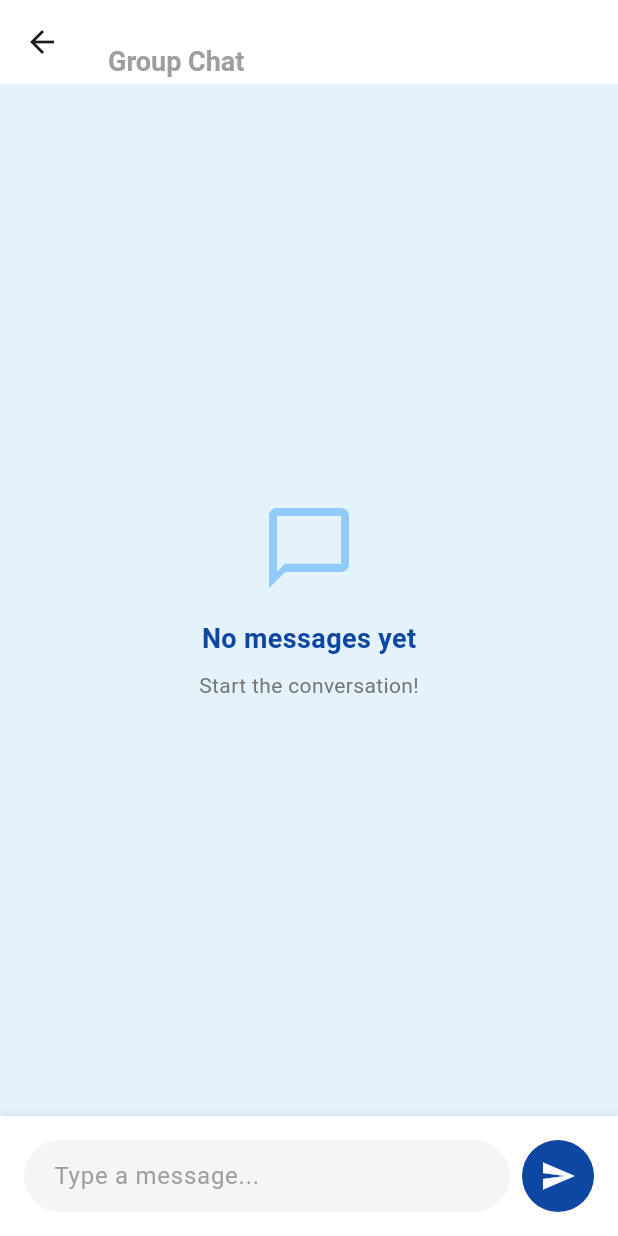
After one commit to ninjinodkhuu/chorewars, a Flutter app: the screen it shows once a user with an empty profile is signed in, after a tap on the "chat" icon, on a phone screen of 412 x 824 dp. The commit adds this screen. Run offline on Flutter 3.47's test engine with Material 3 defaults, Android fonts, the phone set to English and light mode, and no system bars; our stand-ins replace cloud_firestore, firebase_auth, firebase_core, fl_chart, table_calendar; accounts and stored records are empty.

Commit message:
Implemented groupchat and household member connectivity.

```diff
--- /dev/null
+++ b/lib/Chat.dart
@@ -0,0 +1,329 @@
+import 'package:flutter/material.dart';
+import 'package:firebase_auth/firebase_auth.dart';
+import 'package:cloud_firestore/cloud_firestore.dart';
+
+class Chat extends StatefulWidget {
+  const Chat({super.key});
+
+  @override
+  _ChatState createState() => _ChatState();
+}
+
+class _ChatState extends State<Chat> {
+  final TextEditingController messageController = TextEditingController();
+  final ScrollController scrollController = ScrollController();
+  String? chatRoomId;
+  String householdName = '';
+  String? currentUserEmail;
+
+  @override
+  void initState() {
+    super.initState();
+    setupChatRoom();
+    _loadCurrentUser();
+  }
+
+  Future<void> _loadCurrentUser() async {
+    final User? user = FirebaseAuth.instance.currentUser;
+    if (user != null) {
+      setState(() {
+        currentUserEmail = user.email;
+      });
+    }
+  }
+
+  Future<void> setupChatRoom() async {
+    final User? user = FirebaseAuth.instance.currentUser;
+    if (user != null) {
+      final DocumentSnapshot userDoc = await FirebaseFirestore.instance
+          .collection('users')
+          .doc(user.uid)
+          .get();
+
+      setState(() {
+        householdName = userDoc['householdName'] ?? 'Household Chat';
+      });
+
+      final List<dynamic> householdMembers =
+          List<String>.from(userDoc['householdMembers'] ?? []);
+
+      householdMembers.add(user.uid);
+      householdMembers.sort();
+      chatRoomId = 'chat_${householdMembers.join('_')}';
+
+      FirebaseFirestore.instance.collection('chatRooms').doc(chatRoomId).set({
+        'members': householdMembers,
+        'createdBy': user.uid,
+        'householdName': householdName,
+      }, SetOptions(merge: true));
+
+      setState(() {});
+    }
+  }
+
+  Future<void> sendMessage() async {
+    if (messageController.text.trim().isEmpty || chatRoomId == null) return;
+
+    final User? user = FirebaseAuth.instance.currentUser;
+    if (user != null) {
+      try {
+        await FirebaseFirestore.instance
+            .collection('chatRooms')
+            .doc(chatRoomId!)
+            .collection('messages')
+            .add({
+          'text': messageController.text.trim(),
+          'senderId': user.uid,
+          'senderEmail': user.email,
+          'timestamp': FieldValue.serverTimestamp(),
+        });
+
+        messageController.clear();
+
+        Future.delayed(const Duration(milliseconds: 100), () {
+          if (scrollController.hasClients) {
+            scrollController.animateTo(
+              0,
+              duration: const Duration(milliseconds: 200),
+              curve: Curves.easeOut,
+            );
+          }
+        });
+      } catch (e) {
+        ScaffoldMessenger.of(context).showSnackBar(
+          SnackBar(content: Text('Error sending message: $e')),
+        );
+      }
+    }
+  }
+
+  String _getSenderEmail(Map<String, dynamic> message) {
+    return message['senderEmail'] ?? 'Unknown User';
+  }
+
+  @override
+  Widget build(BuildContext context) {
+    return Scaffold(
+      backgroundColor: Colors.blue[50],
+      appBar: AppBar(
+        elevation: 0,
+        backgroundColor: Colors.white,
+        title: Column(
+          crossAxisAlignment: CrossAxisAlignment.start,
+          children: [
+            Text(
+              householdName,
+              style: TextStyle(
+                color: Colors.blue[900],
+                fontWeight: FontWeight.bold,
+                fontSize: 20,
+              ),
+            ),
+            const Text(
+              'Group Chat',
+              style: TextStyle(
+                color: Colors.grey,
+                fontSize: 18, // Increased from 14
+                fontWeight: FontWeight.bold, // Changed to bold
+              ),
+            ),
+          ],
+        ),
+        centerTitle: false,
+      ),
+      body: Column(
+        children: [
+          Expanded(
+            child: chatRoomId == null
+                ? const Center(child: CircularProgressIndicator())
+                : StreamBuilder<QuerySnapshot>(
+                    stream: FirebaseFirestore.instance
+                        .collection('chatRooms')
+                        .doc(chatRoomId!)
+                        .collection('messages')
+                        .orderBy('timestamp', descending: true)
+                        .snapshots(),
+                    builder: (context, snapshot) {
+                      if (!snapshot.hasData) {
+                        return const Center(child: CircularProgressIndicator());
+                      }
+
+                      if (snapshot.data!.docs.isEmpty) {
+                        return Center(
+                          child: Column(
+                            mainAxisAlignment: MainAxisAlignment.center,
+                            children: [
+                              Icon(
+                                Icons.chat_bubble_outline,
+                                size: 64,
+                                color: Colors.blue[200],
+                              ),
+                              const SizedBox(height: 16),
+                              Text(
+                                'No messages yet',
+                                style: TextStyle(
+                                  fontSize: 18,
+                                  color: Colors.blue[900],
+                                  fontWeight: FontWeight.bold,
+                                ),
+                              ),
+                              const SizedBox(height: 8),
+                              Text(
+                                'Start the conversation!',
+                                style: TextStyle(
+                                  color: Colors.grey[600],
+                                  fontSize: 14,
+                                ),
+                              ),
+                            ],
+                          ),
+                        );
+                      }
+
+                      return ListView.builder(
+                        reverse: true,
+                        controller: scrollController,
+                        padding: const EdgeInsets.symmetric(
+                            horizontal: 16, vertical: 8),
+                        itemCount: snapshot.data!.docs.length,
+                        itemBuilder: (context, index) {
+                          var message = snapshot.data!.docs[index].data()
+                              as Map<String, dynamic>;
+                          bool isCurrentUser =
+                              _getSenderEmail(message) == currentUserEmail;
+
+                          return Padding(
+                            padding: const EdgeInsets.symmetric(vertical: 4),
+                            child: Column(
+                              crossAxisAlignment: isCurrentUser
+                                  ? CrossAxisAlignment.end
+                                  : CrossAxisAlignment.start,
+                              children: [
+                                Padding(
+                                  padding: const EdgeInsets.symmetric(
+                                      horizontal: 4, vertical: 2),
+                                  child: Text(
+                                    _getSenderEmail(message),
+                                    style: TextStyle(
+                                      fontSize: 12,
+                                      color: Colors.grey[600],
+                                      fontWeight: FontWeight.bold,
+                                    ),
+                                  ),
+                                ),
+                                Row(
+                                  mainAxisAlignment: isCurrentUser
+                                      ? MainAxisAlignment.end
+                                      : MainAxisAlignment.start,
+                                  children: [
+                                    if (!isCurrentUser) ...[
+                                      CircleAvatar(
+                                        backgroundColor: Colors.blue[100],
+                                        child: Text(
+                                          _getSenderEmail(message)[0]
+                                              .toUpperCase(),
+                                          style: TextStyle(
+                                            color: Colors.blue[900],
+                                            fontWeight: FontWeight.bold,
+                                          ),
+                                        ),
+                                      ),
+                                      const SizedBox(width: 8),
+                                    ],
+                                    Flexible(
+                                      child: Container(
+                                        margin: const EdgeInsets.only(top: 4),
+                                        padding: const EdgeInsets.symmetric(
+                                            horizontal: 16, vertical: 10),
+                                        decoration: BoxDecoration(
+                                          color: isCurrentUser
+                                              ? Colors.blue[900]
+                                              : Colors.white,
+                                          borderRadius:
+                                              BorderRadius.circular(20),
+                                          boxShadow: [
+                                            BoxShadow(
+                                              color: Colors.black
+                                                  .withOpacity(0.05),
+                                              blurRadius: 4,
+                                              offset: const Offset(0, 2),
+                                            ),
+                                          ],
+                                        ),
+                                        child: Text(
+                                          message['text'] ?? '',
+                                          style: TextStyle(
+                                            color: isCurrentUser
+                                                ? Colors.white
+                                                : Colors.black87,
+                                          ),
+                                        ),
+                                      ),
+                                    ),
+                                  ],
+                                ),
+                              ],
+                            ),
+                          );
+                        },
+                      );
+                    },
+                  ),
+          ),
+          Container(
+            decoration: BoxDecoration(
+              color: Colors.white,
+              boxShadow: [
+                BoxShadow(
+                  color: Colors.black.withOpacity(0.05),
+                  blurRadius: 4,
+                  offset: const Offset(0, -2),
+                ),
+              ],
+            ),
+            padding: const EdgeInsets.all(16),
+            child: Row(
+              children: [
+                Expanded(
+                  child: Container(
+                    decoration: BoxDecoration(
+                      color: Colors.grey[100],
+                      borderRadius: BorderRadius.circular(24),
+                    ),
+                    child: TextField(
+                      controller: messageController,
+                      textCapitalization: TextCapitalization.sentences,
+                      decoration: InputDecoration(
+                        hintText: 'Type a message...',
+                        border: InputBorder.none,
+                        contentPadding: const EdgeInsets.symmetric(
+                            horizontal: 20, vertical: 10),
+                        hintStyle: TextStyle(color: Colors.grey[500]),
+                      ),
+                      onSubmitted: (_) => sendMessage(),
+                    ),
+                  ),
+                ),
+                const SizedBox(width: 8),
+                Container(
+                  decoration: BoxDecoration(
+                    color: Colors.blue[900],
+                    shape: BoxShape.circle,
+                  ),
+                  child: IconButton(
+                    icon: const Icon(Icons.send),
+                    color: Colors.white,
+                    onPressed: sendMessage,
+                  ),
+                ),
+              ],
+            ),
+          ),
+          MediaQuery.of(context).padding.bottom > 0
+              ? SizedBox(height: MediaQuery.of(context).padding.bottom)
+              : const SizedBox(height: 0),
+        ],
+      ),
+    );
+  }
+}
--- a/lib/home_page.dart
+++ b/lib/home_page.dart
@@ -1,4 +1,5 @@
 import 'package:chore/CalenderScreen.dart';
+import 'package:chore/Chat.dart';
 import 'package:chore/Expense_tracking.dart';
 import 'package:chore/Gamification.dart';
 import 'package:chore/home_screen.dart';
@@ -6,8 +7,7 @@ import 'package:chore/shopping_list.dart';
 import 'package:firebase_auth/firebase_auth.dart';
 import 'package:flutter/material.dart';
 import 'package:chore/household_members_screen.dart';
-
-import 'ProfileScreen.dart';
+import 'package:chore/ProfileScreen.dart';
 
 class HomePage extends StatefulWidget {
   const HomePage({super.key});
@@ -32,7 +32,6 @@ class _HomePageState extends State<HomePage> {
     _pageController.jumpToPage(index);
   }
 
-  // Navigate to household members screen
   void viewHouseholdMembers(BuildContext context) {
     Navigator.push(
       context,
@@ -45,20 +44,33 @@ class _HomePageState extends State<HomePage> {
     return Scaffold(
       appBar: AppBar(
         backgroundColor: Colors.blue[100],
-        title: const Text('Home Page'),
+        title: Text(
+          'Home Page',
+          style: TextStyle(
+            color: Colors.blue[900],
+            fontWeight: FontWeight.bold,
+          ),
+        ),
         actions: [
           IconButton(
             icon: const Icon(Icons.group),
             onPressed: () => viewHouseholdMembers(context),
           ),
           IconButton(
+            icon: const Icon(Icons.chat),
+            onPressed: () {
+              Navigator.push(
+                context,
+                MaterialPageRoute(builder: (context) => const Chat()),
+              );
+            },
+          ),
+          IconButton(
             icon: const Icon(Icons.person),
             onPressed: () {
               Navigator.push(
                 context,
-                MaterialPageRoute(
-                    builder: (context) =>
-                        const ProfileScreen()), // Navigate to ProfileScreen
+                MaterialPageRoute(builder: (context) => const ProfileScreen()),
               );
             },
           ),
@@ -77,17 +89,17 @@ class _HomePageState extends State<HomePage> {
               icon: Icon(Icons.attach_money), label: 'Expenses'),
           BottomNavigationBarItem(
               icon: Icon(Icons.leaderboard), label: 'Points'),
-          BottomNavigationBarItem(icon: Icon(Icons.apple), label: 'Shopping'),
+          BottomNavigationBarItem(
+              icon: Icon(Icons.shopping_cart), label: 'Shopping'),
         ],
         currentIndex: _selectedIndex,
         onTap: _onItemTapped,
-        backgroundColor: Colors.white,
-        selectedItemColor: Colors.blue,
+        backgroundColor: Colors.blue[50],
+        selectedItemColor: Colors.blue[900],
         unselectedItemColor: Colors.grey,
+        type: BottomNavigationBarType.fixed,
         showSelectedLabels: true,
         showUnselectedLabels: true,
-        type: BottomNavigationBarType.fixed,
-        elevation: 8,
       ),
       body: PageView(
         controller: _pageController,
@@ -96,12 +108,12 @@ class _HomePageState extends State<HomePage> {
             _selectedIndex = index;
           });
         },
-        children: [
+        children: const [
           HomeScreen(),
-          const CalendarScreen(),
-          const ExpenseTracking(),
-          const Gamification(),
-          const ShoppingList(),
+          CalendarScreen(),
+          ExpenseTracking(),
+          Gamification(),
+          ShoppingList(),
         ],
       ),
     );
```
